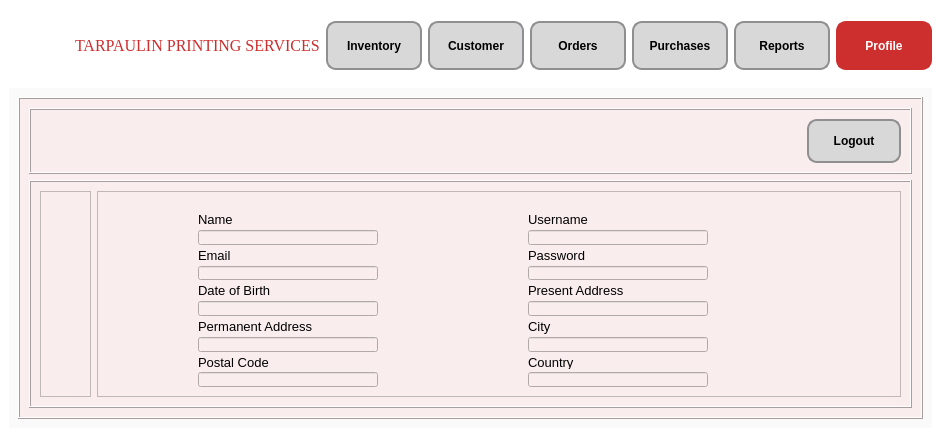
First picture: the form in Profile.ui, repository CMacan/MCAV-desktop-app, before the edit.
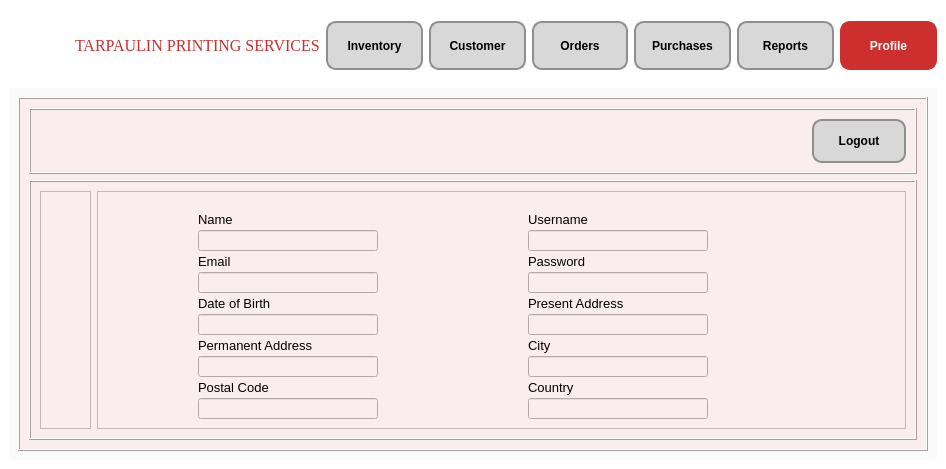
Second picture: the form after the edit. Icons and pictures are not drawn.

```diff
--- a/Profile.ui
+++ b/Profile.ui
@@ -6,8 +6,8 @@
    <rect>
     <x>0</x>
     <y>0</y>
-    <width>941</width>
-    <height>437</height>
+    <width>946</width>
+    <height>469</height>
    </rect>
   </property>
   <property name="sizePolicy">
```
Left out of the diff: 4 changed lines with no effect on the pictures.
